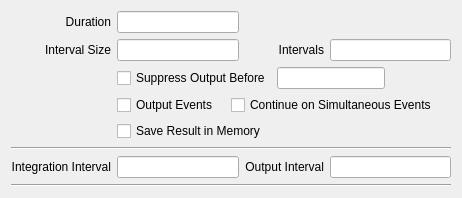
Qt form copasi/UI/CQTrajectoryWidget.ui (copasi/COPASI) before a commit.
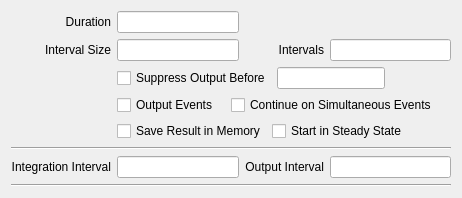
The same form after that commit. Custom widgets are drawn as their Qt base class.

Commit message: - issue 2124: add first implementation to Trajectory task

```diff
--- a/copasi/UI/CQTrajectoryWidget.ui
+++ b/copasi/UI/CQTrajectoryWidget.ui
@@ -152,6 +152,16 @@
          </property>
         </widget>
        </item>
+        <item>
+          <widget class="QCheckBox" name="mpCheckStartInSteadyState">
+            <property name="text">
+              <string>Start in Steady State</string>
+            </property>
+            <property name="toolTip">
+              <string>Bring the model into steady state before simulating.</string>
+            </property>
+          </widget>
+        </item>
        <item>
         <spacer name="mpSpacerMemory">
          <property name="orientation">
```
Left out of the diff: 5 changed lines with no effect on the pictures. The commit also changes 6 other files.
